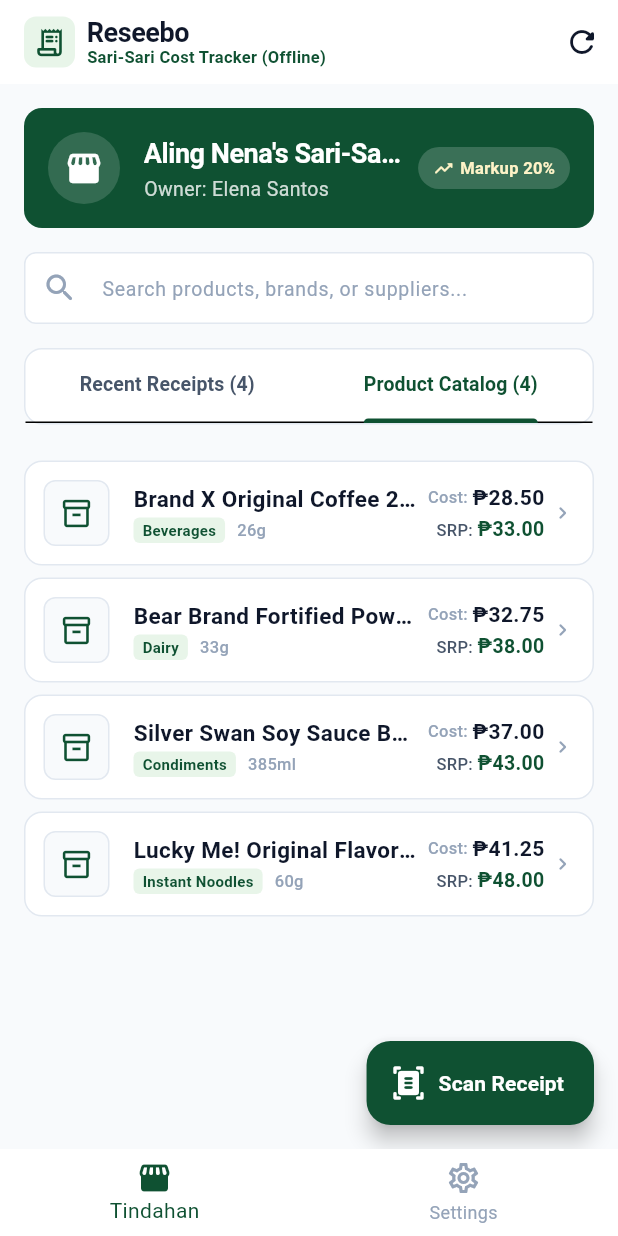
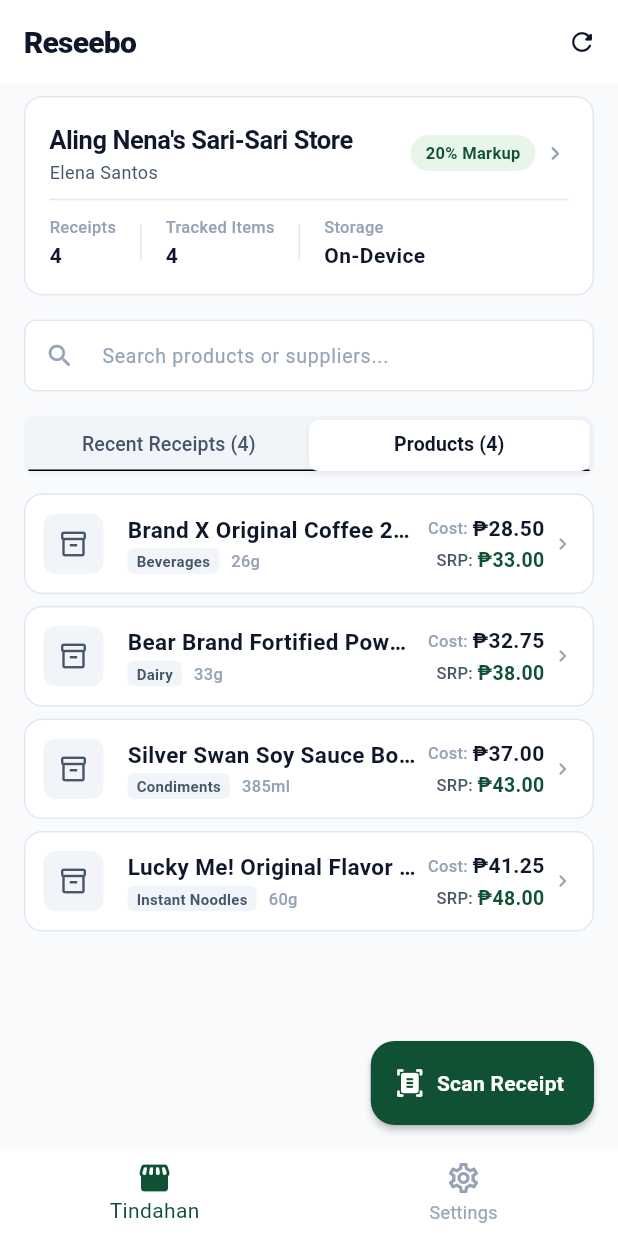
Before and after one commit to elvis1100/ReSeebo, a Flutter app: the screen it shows after launch, tab 2 chosen, after a tap on the "refresh" icon, on a phone screen of 412 x 824 dp. Run offline on Flutter 3.47's test engine with Material 3 defaults, Android fonts, the light colour scheme and no system bars; our stand-ins replace image_picker; accounts and stored records are empty.

Commit message:
refactor(dashboard): declutter store header and adopt segmented tab navigation

```diff
--- a/reseebo_app/lib/features/dashboard/screens/dashboard_screen.dart
+++ b/reseebo_app/lib/features/dashboard/screens/dashboard_screen.dart
@@ -115,40 +115,18 @@
     return Scaffold(
       backgroundColor: AppColors.background,
       appBar: AppBar(
-        title: Row(
-          children: [
-            Container(
-              padding: const EdgeInsets.all(6),
-              decoration: BoxDecoration(
-                color: AppColors.primarySurface,
-                borderRadius: BorderRadius.circular(AppSpacing.radiusS),
-              ),
-              child: const Icon(
-                Icons.receipt_long_rounded,
-                color: AppColors.primary,
-                size: 22,
-              ),
-            ),
-            const SizedBox(width: AppSpacing.s),
-            Column(
-              crossAxisAlignment: CrossAxisAlignment.start,
-              children: [
-                const Text('Reseebo', style: AppTypography.headingMedium),
-                Text(
-                  'Sari-Sari Cost Tracker (Offline)',
-                  style: AppTypography.caption.copyWith(
-                    color: AppColors.primary,
-                    fontWeight: FontWeight.w600,
-                  ),
-                ),
-              ],
-            ),
-          ],
+        title: const Text(
+          'Reseebo',
+          style: TextStyle(
+            fontSize: 20,
+            fontWeight: FontWeight.w800,
+            letterSpacing: -0.5,
+          ),
         ),
         actions: [
           IconButton(
             tooltip: 'Refresh data',
-            icon: const Icon(Icons.refresh_rounded),
+            icon: const Icon(Icons.refresh_rounded, size: 20),
             onPressed: _loadData,
           ),
         ],
@@ -166,9 +144,9 @@
                     child: Padding(
                       padding: const EdgeInsets.fromLTRB(
                         AppSpacing.m,
+                        AppSpacing.s,
                         AppSpacing.m,
-                        AppSpacing.m,
-                        AppSpacing.s,
+                        AppSpacing.xs,
                       ),
                       child: Column(
                         crossAxisAlignment: CrossAxisAlignment.stretch,
@@ -176,6 +154,8 @@
                           if (_storeProfile != null)
                             StatHeader(
                               profile: _storeProfile!,
+                              totalReceipts: _receipts.length,
+                              totalProducts: _products.length,
                               onSettingsTap: widget.onSettingsPressed,
                             ),
                           const SizedBox(height: AppSpacing.m),
@@ -183,15 +163,15 @@
                             controller: _searchController,
                             style: AppTypography.bodyRegular,
                             decoration: InputDecoration(
-                              hintText:
-                                  'Search products, brands, or suppliers...',
+                              hintText: 'Search products or suppliers...',
                               prefixIcon: const Icon(
                                 Icons.search_rounded,
                                 color: AppColors.textMuted,
+                                size: 20,
                               ),
                               suffixIcon: _searchQuery.isNotEmpty
                                   ? IconButton(
-                                      icon: const Icon(Icons.clear_rounded),
+                                      icon: const Icon(Icons.clear_rounded, size: 18),
                                       onPressed: () {
                                         _searchController.clear();
                                       },
@@ -200,30 +180,44 @@
                             ),
                           ),
                           const SizedBox(height: AppSpacing.m),
+                          // Modern segmented pill tab bar
                           Container(
+                            height: 40,
+                            padding: const EdgeInsets.all(3),
                             decoration: BoxDecoration(
-                              color: AppColors.surfaceCard,
-                              borderRadius:
-                                  BorderRadius.circular(AppSpacing.radiusM),
-                              border: Border.all(color: AppColors.border),
+                              color: AppColors.surfaceSubtle,
+                              borderRadius: BorderRadius.circular(AppSpacing.radiusS),
                             ),
                             child: TabBar(
                               controller: _tabController,
-                              labelColor: AppColors.primary,
+                              labelColor: AppColors.textPrimary,
                               unselectedLabelColor: AppColors.textSecondary,
-                              indicatorColor: AppColors.primary,
-                              indicatorWeight: 3,
-                              labelStyle: AppTypography.headingSmall.copyWith(
+                              indicatorSize: TabBarIndicatorSize.tab,
+                              indicator: BoxDecoration(
+                                color: Colors.white,
+                                borderRadius: BorderRadius.circular(AppSpacing.radiusXs + 2),
+                                boxShadow: [
+                                  BoxShadow(
+                                    color: Colors.black.withValues(alpha: 0.05),
+                                    blurRadius: 3,
+                                    offset: const Offset(0, 1),
+                                  ),
+                                ],
+                              ),
+                              labelStyle: const TextStyle(
                                 fontSize: 13,
+                                fontWeight: FontWeight.w700,
+                              ),
+                              unselectedLabelStyle: const TextStyle(
+                                fontSize: 13,
+                                fontWeight: FontWeight.w500,
                               ),
                               tabs: [
                                 Tab(
-                                  text:
-                                      'Recent Receipts (${_filteredReceipts.length})',
+                                  text: 'Recent Receipts (${_filteredReceipts.length})',
                                 ),
                                 Tab(
-                                  text:
-                                      'Product Catalog (${_filteredProducts.length})',
+                                  text: 'Products (${_filteredProducts.length})',
                                 ),
                               ],
                             ),
@@ -248,10 +242,11 @@
       floatingActionButton: FloatingActionButton.extended(
         backgroundColor: AppColors.primary,
         foregroundColor: Colors.white,
-        icon: const Icon(Icons.document_scanner_rounded),
+        elevation: 2,
+        icon: const Icon(Icons.document_scanner_rounded, size: 20),
         label: const Text(
           'Scan Receipt',
-          style: TextStyle(fontWeight: FontWeight.w700),
+          style: TextStyle(fontWeight: FontWeight.w700, letterSpacing: 0.2),
         ),
         onPressed: widget.onScanPressed,
       ),
@@ -268,17 +263,17 @@
             children: [
               const Icon(
                 Icons.receipt_outlined,
-                size: 48,
+                size: 40,
                 color: AppColors.textMuted,
               ),
-              const SizedBox(height: AppSpacing.m),
+              const SizedBox(height: AppSpacing.s),
               const Text(
-                'No receipts found',
+                'No receipts recorded yet',
                 style: AppTypography.headingSmall,
               ),
-              const SizedBox(height: AppSpacing.xs),
+              const SizedBox(height: 4),
               const Text(
-                'Scan your grocery or wholesale delivery receipts to start tracking costs.',
+                'Scan wholesale delivery receipts to start comparing prices.',
                 textAlign: TextAlign.center,
                 style: AppTypography.bodySmall,
               ),
@@ -291,7 +286,7 @@
     return ListView.separated(
       padding: const EdgeInsets.symmetric(
         horizontal: AppSpacing.m,
-        vertical: AppSpacing.m,
+        vertical: AppSpacing.s,
       ),
       itemCount: _filteredReceipts.length,
       separatorBuilder: (context, index) =>
@@ -318,17 +313,17 @@
             children: [
               const Icon(
                 Icons.inventory_2_outlined,
-                size: 48,
+                size: 40,
                 color: AppColors.textMuted,
               ),
-              const SizedBox(height: AppSpacing.m),
+              const SizedBox(height: AppSpacing.s),
               const Text(
-                'No products found',
+                'No products in catalog',
                 style: AppTypography.headingSmall,
               ),
-              const SizedBox(height: AppSpacing.xs),
+              const SizedBox(height: 4),
               const Text(
-                'Products and aliases are automatically added when you scan receipts.',
+                'Products and prices are automatically indexed when you scan receipts.',
                 textAlign: TextAlign.center,
                 style: AppTypography.bodySmall,
               ),
@@ -341,14 +336,13 @@
     return ListView.separated(
       padding: const EdgeInsets.symmetric(
         horizontal: AppSpacing.m,
-        vertical: AppSpacing.m,
+        vertical: AppSpacing.s,
       ),
       itemCount: _filteredProducts.length,
       separatorBuilder: (context, index) =>
           const SizedBox(height: AppSpacing.s),
       itemBuilder: (context, index) {
         final product = _filteredProducts[index];
-        // Calculate mock/reference latest unit cost and suggested price
         final latestCost = 28.50 + (index * 4.25);
         final srp = (latestCost * 1.15).ceilToDouble();
 
--- a/reseebo_app/lib/features/dashboard/widgets/product_catalog_item.dart
+++ b/reseebo_app/lib/features/dashboard/widgets/product_catalog_item.dart
@@ -32,17 +32,16 @@
       child: Row(
         children: [
           Container(
-            width: 44,
-            height: 44,
+            width: 40,
+            height: 40,
             decoration: BoxDecoration(
-              color: AppColors.background,
+              color: AppColors.surfaceSubtle,
               borderRadius: BorderRadius.circular(AppSpacing.radiusS),
-              border: Border.all(color: AppColors.border),
             ),
             child: const Icon(
               Icons.inventory_2_outlined,
-              color: AppColors.primary,
-              size: 22,
+              color: AppColors.textSecondary,
+              size: 20,
             ),
           ),
           const SizedBox(width: AppSpacing.m),
@@ -66,7 +65,7 @@
                           vertical: 1.5,
                         ),
                         decoration: BoxDecoration(
-                          color: AppColors.primarySurface,
+                          color: AppColors.surfaceSubtle,
                           borderRadius: BorderRadius.circular(4),
                         ),
                         child: Text(
@@ -74,7 +73,7 @@
                           style: AppTypography.caption.copyWith(
                             fontSize: 10,
                             fontWeight: FontWeight.w600,
-                            color: AppColors.primary,
+                            color: AppColors.textSecondary,
                           ),
                         ),
                       ),
--- a/reseebo_app/lib/features/dashboard/widgets/receipt_list_item.dart
+++ b/reseebo_app/lib/features/dashboard/widgets/receipt_list_item.dart
@@ -30,16 +30,16 @@
       child: Row(
         children: [
           Container(
-            width: 44,
-            height: 44,
+            width: 40,
+            height: 40,
             decoration: BoxDecoration(
-              color: AppColors.primarySurface,
+              color: AppColors.surfaceSubtle,
               borderRadius: BorderRadius.circular(AppSpacing.radiusS),
             ),
             child: const Icon(
-              Icons.receipt_long_rounded,
-              color: AppColors.primary,
-              size: 22,
+              Icons.receipt_outlined,
+              color: AppColors.textSecondary,
+              size: 20,
             ),
           ),
           const SizedBox(width: AppSpacing.m),
--- a/reseebo_app/lib/features/dashboard/widgets/stat_header.dart
+++ b/reseebo_app/lib/features/dashboard/widgets/stat_header.dart
@@ -4,38 +4,40 @@
 import '../../../core/theme/app_spacing.dart';
 import '../../../core/theme/app_typography.dart';
 import '../../../core/utils/currency_formatter.dart';
+import '../../../core/widgets/app_card.dart';
 
-/// Top header banner displaying store identity and default markup settings.
+/// Clean, understated store overview card with essential store metadata.
+///
+/// Avoids loud marketing banners, presenting store credentials like a sleek
+/// modern point-of-sale ledger.
 class StatHeader extends StatelessWidget {
   final StoreProfile profile;
+  final int totalReceipts;
+  final int totalProducts;
   final VoidCallback? onSettingsTap;
 
   const StatHeader({
     super.key,
     required this.profile,
+    this.totalReceipts = 0,
+    this.totalProducts = 0,
     this.onSettingsTap,
   });
 
   @override
   Widget build(BuildContext context) {
-    return Container(
-      padding: const EdgeInsets.all(AppSpacing.m),
-      decoration: BoxDecoration(
-        color: AppColors.primary,
-        borderRadius: BorderRadius.circular(AppSpacing.radiusM),
+    return AppCard(
+      onTap: onSettingsTap,
+      padding: const EdgeInsets.symmetric(
+        horizontal: AppSpacing.m,
+        vertical: AppSpacing.m,
       ),
-      child: Row(
+      child: Column(
+        crossAxisAlignment: CrossAxisAlignment.start,
         children: [
-          CircleAvatar(
-            radius: 24,
-            backgroundColor: AppColors.textInverse.withValues(alpha: 0.15),
-            child: const Icon(
-              Icons.storefront_rounded,
-              color: AppColors.textInverse,
-              size: 26,
-            ),
-          ),
-          const SizedBox(width: AppSpacing.m),
+          Row(
+            crossAxisAlignment: CrossAxisAlignment.center,
+            children: [
               Expanded(
                 child: Column(
                   crossAxisAlignment: CrossAxisAlignment.start,
@@ -43,58 +45,109 @@
                     Text(
                       profile.storeName,
                       style: AppTypography.headingMedium.copyWith(
-                    color: AppColors.textInverse,
+                        fontSize: 17,
+                        letterSpacing: -0.3,
                       ),
                       maxLines: 1,
                       overflow: TextOverflow.ellipsis,
                     ),
+                    if (profile.ownerName != null &&
+                        profile.ownerName!.trim().isNotEmpty) ...[
                       const SizedBox(height: 2),
                       Text(
-                  profile.ownerName != null
-                      ? 'Owner: ${profile.ownerName}'
-                      : 'Offline Tindahan Ledger',
+                        profile.ownerName!,
                         style: AppTypography.bodySmall.copyWith(
-                    color: AppColors.textInverse.withValues(alpha: 0.8),
+                          fontSize: 12,
+                          color: AppColors.textSecondary,
                         ),
                       ),
                     ],
+                  ],
                 ),
               ),
-          const SizedBox(width: AppSpacing.s),
-          InkWell(
-            onTap: onSettingsTap,
-            borderRadius: BorderRadius.circular(AppSpacing.radiusS),
-            child: Container(
+              Container(
                 padding: const EdgeInsets.symmetric(
-                horizontal: AppSpacing.s + 2,
-                vertical: AppSpacing.xs + 2,
+                  horizontal: 10,
+                  vertical: 4,
                 ),
                 decoration: BoxDecoration(
-                color: AppColors.textInverse.withValues(alpha: 0.18),
+                  color: AppColors.primarySurface,
                   borderRadius: BorderRadius.circular(AppSpacing.radiusPill),
                 ),
-              child: Row(
-                mainAxisSize: MainAxisSize.min,
-                children: [
+                child: Text(
+                  '${CurrencyFormatter.formatPercentage(profile.defaultMarkupPercentage)} Markup',
+                  style: AppTypography.caption.copyWith(
+                    color: AppColors.primary,
+                    fontWeight: FontWeight.w700,
+                    fontSize: 11,
+                  ),
+                ),
+              ),
+              const SizedBox(width: AppSpacing.xs),
               const Icon(
-                    Icons.trending_up_rounded,
-                    size: 14,
-                    color: AppColors.accentLight,
-                  ),
-                  const SizedBox(width: 4),
-                  Text(
-                    'Markup ${CurrencyFormatter.formatPercentage(profile.defaultMarkupPercentage)}',
-                    style: AppTypography.caption.copyWith(
-                      color: AppColors.accentLight,
-                      fontWeight: FontWeight.w700,
-                    ),
+                Icons.chevron_right_rounded,
+                size: 18,
+                color: AppColors.textMuted,
               ),
             ],
           ),
+          const Divider(height: 20),
+          Row(
+            children: [
+              _buildMiniMetric(
+                label: 'Receipts',
+                value: '$totalReceipts',
               ),
+              Container(
+                width: 1,
+                height: 24,
+                color: AppColors.border,
+                margin: const EdgeInsets.symmetric(horizontal: AppSpacing.m),
+              ),
+              _buildMiniMetric(
+                label: 'Tracked Items',
+                value: '$totalProducts',
+              ),
+              Container(
+                width: 1,
+                height: 24,
+                color: AppColors.border,
+                margin: const EdgeInsets.symmetric(horizontal: AppSpacing.m),
+              ),
+              _buildMiniMetric(
+                label: 'Storage',
+                value: 'On-Device',
+              ),
+            ],
           ),
         ],
       ),
     );
   }
+
+  Widget _buildMiniMetric({
+    required String label,
+    required String value,
+  }) {
+    return Column(
+      crossAxisAlignment: CrossAxisAlignment.start,
+      children: [
+        Text(
+          label,
+          style: AppTypography.caption.copyWith(
+            fontSize: 11,
+            color: AppColors.textMuted,
+          ),
+        ),
+        const SizedBox(height: 1),
+        Text(
+          value,
+          style: AppTypography.headingSmall.copyWith(
+            fontSize: 14,
+            fontWeight: FontWeight.w700,
+          ),
+        ),
+      ],
+    );
   }
+}
```
Lines whose indentation alone changed are shown as unchanged.
